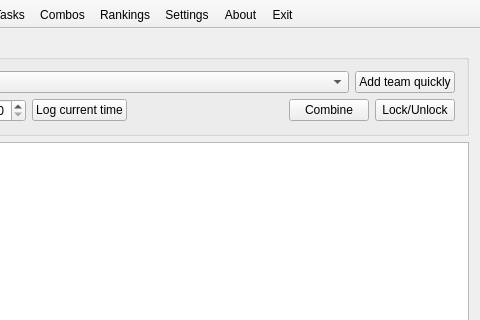
Above: trunk/gui_main.ui from FrankMamuda/ketoevent before the change; both pictures show x 120 to 600 and y 0 to 320 of the 600 by 600 pixel window. Below: the same form after it.
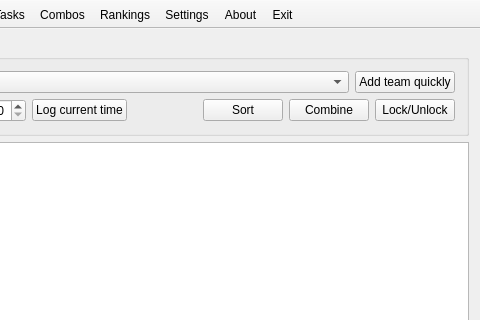
That is the form after the change. Icons and pictures are not drawn.

The edit to the form file:
```diff
--- a/trunk/gui_main.ui
+++ b/trunk/gui_main.ui
@@ -118,6 +118,17 @@
            </property>
           </spacer>
          </item>
+         <item>
+          <widget class="QPushButton" name="sortButton">
+           <property name="text">
+            <string>Sort</string>
+           </property>
+           <property name="icon">
+            <iconset resource="resources.qrc">
+             <normaloff>:/icons/tasks_sort_16</normaloff>:/icons/tasks_sort_16</iconset>
+           </property>
+          </widget>
+         </item>
          <item>
           <widget class="QPushButton" name="combineButton">
            <property name="text">
```
